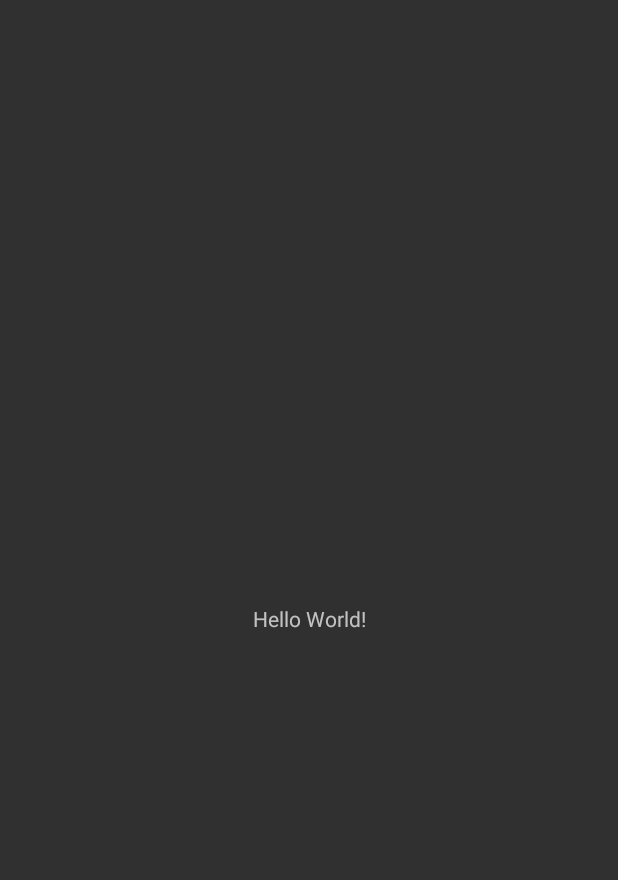
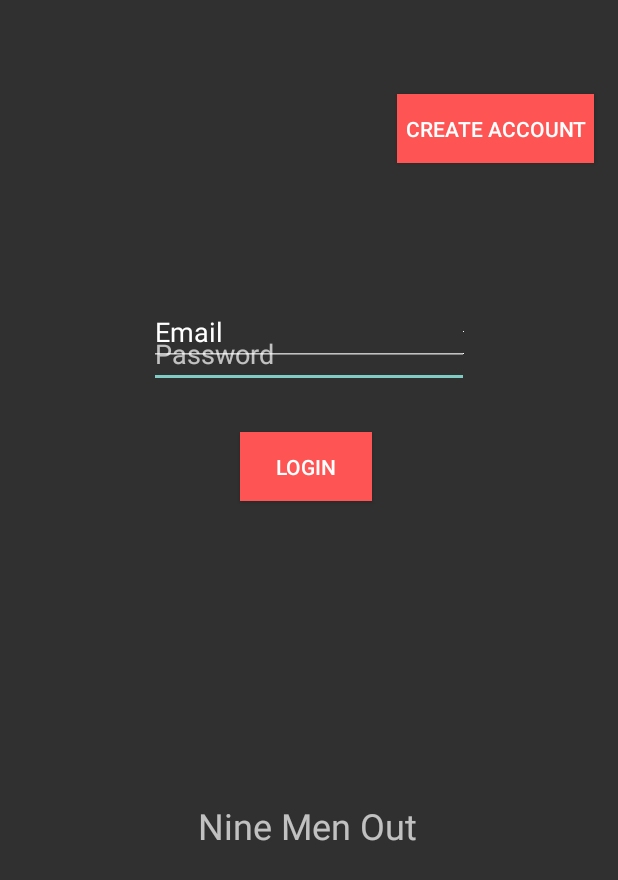
Before and after one commit to hastere/Nine_Men_Out, an Android app: the MainActivity screen opened directly, with no data from a screen before it, on a phone screen of 412 x 824 dp. Before the commit the part shown is almost empty. Shown: the top 880 px of the screen. Run offline under Robolectric (Android 15) with nearby library versions, the light colour scheme and no system bars.

Commit message:
Update activity_main.xml

```diff
--- a/app/src/main/res/layout/activity_main.xml
+++ b/app/src/main/res/layout/activity_main.xml
@@ -6,13 +6,85 @@
     android:layout_height="match_parent"
     tools:context=".MainActivity">
 
-    <TextView
+    <Button
+        android:id="@+id/btnLogin"
+        android:layout_width="wrap_content"
+        android:layout_height="46dp"
+        android:layout_marginStart="160dp"
+        android:layout_marginLeft="160dp"
+        android:layout_marginTop="288dp"
+        android:background="@color/colorAccent"
+        android:drawableRight="@color/cardview_light_background"
+        android:text="Login"
+        app:layout_constraintStart_toStartOf="parent"
+        app:layout_constraintTop_toTopOf="parent" />
+
+    <EditText
+        android:id="@+id/passwordLogin"
         android:layout_width="wrap_content"
         android:layout_height="wrap_content"
-        android:text="Hello World!"
+        android:layout_marginTop="213dp"
+        android:autofillHints=""
+        android:drawableRight="@color/cardview_light_background"
+        android:ems="10"
+        android:hint="Password"
+        android:inputType="textPassword"
+        app:layout_constraintEnd_toEndOf="parent"
+        app:layout_constraintHorizontal_bias="0.5"
+        app:layout_constraintStart_toStartOf="parent"
+        app:layout_constraintTop_toTopOf="parent" />
+
+    <EditText
+        android:id="@+id/emailLogin"
+        android:layout_width="wrap_content"
+        android:layout_height="wrap_content"
+        android:layout_marginStart="99dp"
+        android:layout_marginLeft="99dp"
+        android:layout_marginTop="152dp"
+        android:layout_marginEnd="99dp"
+        android:layout_marginRight="99dp"
+        android:layout_marginBottom="534dp"
+        android:drawableRight="@color/cardview_light_background"
+        android:ems="10"
+        android:inputType="textEmailAddress"
+        android:text="Email"
         app:layout_constraintBottom_toBottomOf="parent"
-        app:layout_constraintLeft_toLeftOf="parent"
-        app:layout_constraintRight_toRightOf="parent"
+        app:layout_constraintEnd_toEndOf="parent"
+        app:layout_constraintStart_toStartOf="parent"
+        app:layout_constraintTop_toTopOf="parent" />
+
+    <Button
+        android:id="@+id/btnCreate"
+        android:layout_width="131dp"
+        android:layout_height="46dp"
+        android:layout_marginStart="264dp"
+        android:layout_marginLeft="264dp"
+        android:layout_marginTop="16dp"
+        android:layout_marginEnd="16dp"
+        android:layout_marginRight="16dp"
+        android:layout_marginBottom="669dp"
+        android:background="@color/colorAccent"
+        android:drawableRight="@color/cardview_light_background"
+        android:text="Create Account"
+        app:layout_constraintBottom_toBottomOf="parent"
+        app:layout_constraintEnd_toEndOf="parent"
+        app:layout_constraintStart_toStartOf="parent"
+        app:layout_constraintTop_toTopOf="parent" />
+
+    <TextView
+        android:id="@+id/welcomeText"
+        android:layout_width="wrap_content"
+        android:layout_height="wrap_content"
+        android:layout_marginStart="132dp"
+        android:layout_marginLeft="132dp"
+        android:layout_marginTop="488dp"
+        android:layout_marginBottom="211dp"
+        android:text="Nine Men Out"
+        android:textSize="24sp"
+        app:layout_constraintBottom_toBottomOf="parent"
+        app:layout_constraintEnd_toEndOf="parent"
+        app:layout_constraintHorizontal_bias="0.0"
+        app:layout_constraintStart_toStartOf="parent"
         app:layout_constraintTop_toTopOf="parent" />
 
 </android.support.constraint.ConstraintLayout>
```
